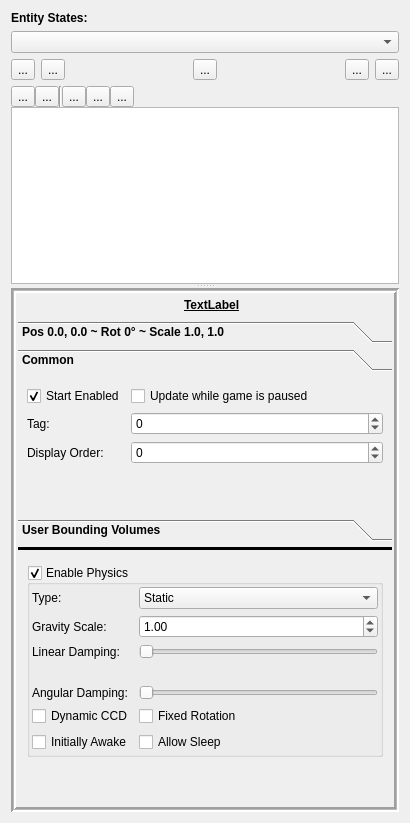
Old version of the form DesignerTool/src/Entity/EntityWidget.ui in the repository GameOverture/HarmonyEngine.
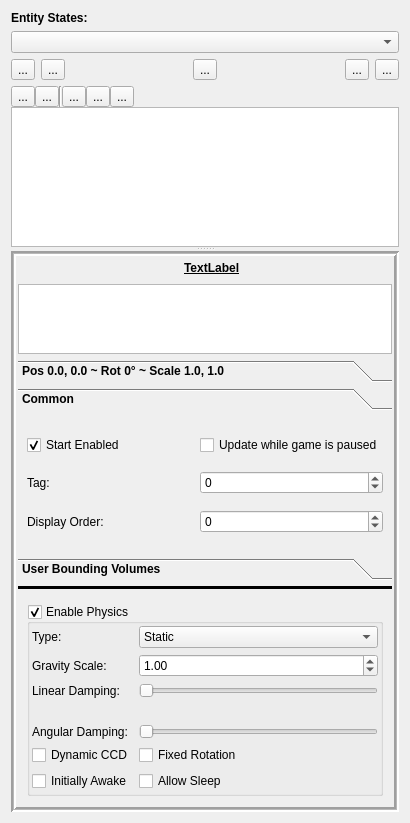
New version of the form. The open tabs and pages were chosen to show the change. Icons and pictures are not drawn. Custom widgets are drawn as their Qt base class.

Commit message: Made new sub directory for source code call Shared - Also work on generic properties widget. Entity will use this generic properties widget

```diff
--- a/DesignerTool/src/Entity/EntityWidget.ui
+++ b/DesignerTool/src/Entity/EntityWidget.ui
@@ -268,6 +268,13 @@
            </item>
           </layout>
          </item>
+         <item>
+          <widget class="QTreeView" name="propertyTree">
+           <property name="alternatingRowColors">
+            <bool>true</bool>
+           </property>
+          </widget>
+         </item>
          <item>
           <widget class="QToolBox" name="toolBox">
            <property name="sizePolicy">
@@ -532,7 +539,7 @@
             <attribute name="label">
              <string>Common</string>
             </attribute>
-            <layout class="QFormLayout" name="formLayout">
+            <layout class="QGridLayout" name="gridLayout">
              <item row="0" column="0">
               <widget class="QCheckBox" name="chkStartEnabled">
                <property name="font">
```
Left out of the diff: 17 changed lines with no effect on the pictures. The commit also changes 21 other files.
